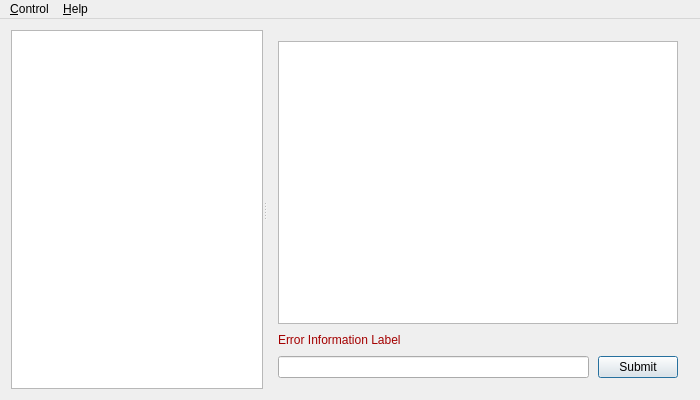
arturdryomov/aequatio, file source/mainwindow.ui: the form before one commit.
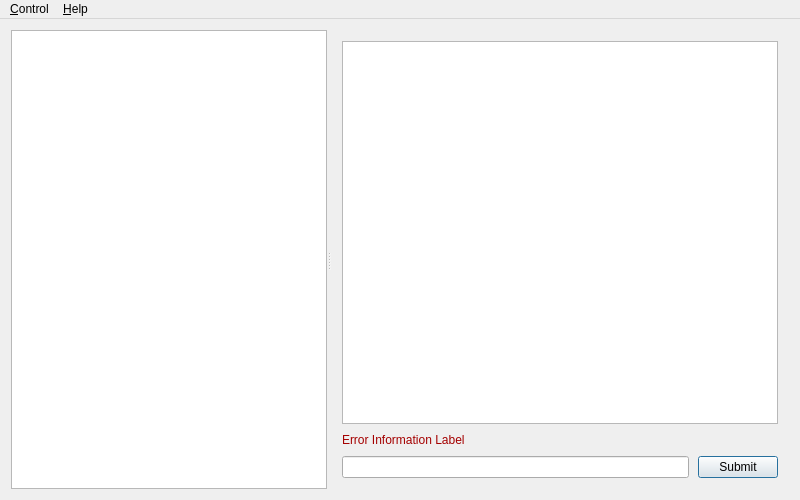
The form after the commit.

Commit message: Splitter sizes in main window tweaked.

Patch:
```diff
--- a/source/mainwindow.ui
+++ b/source/mainwindow.ui
@@ -6,14 +6,14 @@
    <rect>
     <x>0</x>
     <y>0</y>
-    <width>700</width>
-    <height>400</height>
+    <width>800</width>
+    <height>500</height>
    </rect>
   </property>
   <property name="minimumSize">
    <size>
-    <width>700</width>
-    <height>400</height>
+    <width>800</width>
+    <height>500</height>
    </size>
   </property>
   <property name="windowTitle">
@@ -29,7 +29,7 @@
       <widget class="QTextEdit" name="functionsAndConstantsList">
        <property name="minimumSize">
         <size>
-         <width>200</width>
+         <width>150</width>
          <height>0</height>
         </size>
        </property>
@@ -43,7 +43,7 @@
          <widget class="QTextEdit" name="consoleEdit">
           <property name="minimumSize">
            <size>
-            <width>400</width>
+            <width>350</width>
             <height>0</height>
            </size>
           </property>
@@ -99,8 +99,8 @@
     <rect>
      <x>0</x>
      <y>0</y>
-     <width>700</width>
-     <height>22</height>
+     <width>800</width>
+     <height>21</height>
     </rect>
    </property>
    <widget class="QMenu" name="menuView">
```
Left out of the diff: 3 changed lines with no effect on the pictures. The commit also changes 2 other files.
